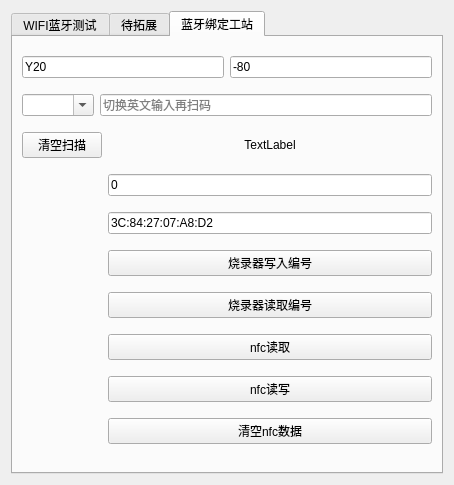
First picture: the form in work_station/wifi_ble/wifibletest.ui, repository yuhuang163/test, before the edit.
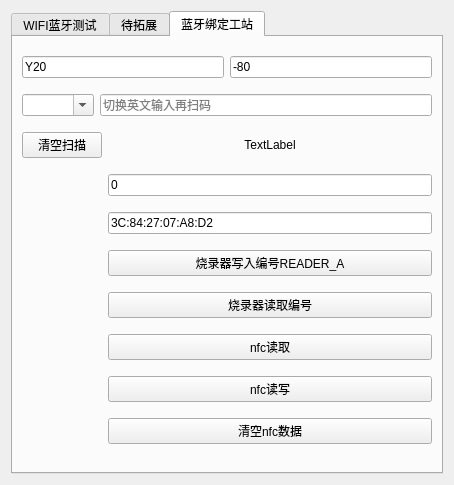
Second picture: the form after the edit. The open tabs and pages were chosen to show the change.

Diff of the .ui file:
```diff
--- a/work_station/wifi_ble/wifibletest.ui
+++ b/work_station/wifi_ble/wifibletest.ui
@@ -639,7 +639,7 @@
        <item row="5" column="1">
         <widget class="QPushButton" name="nfc_encode">
          <property name="text">
-          <string>烧录器写入编号</string>
+          <string>烧录器写入编号READER_A</string>
          </property>
         </widget>
        </item>
```
